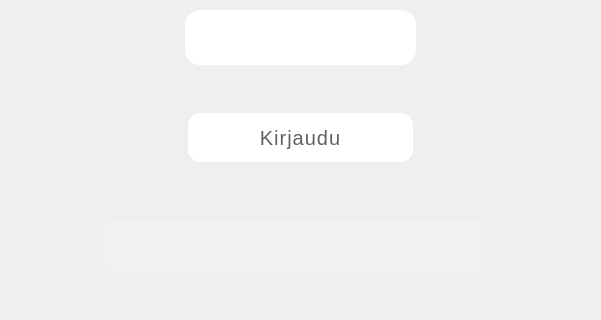
This is frontend/mainwindow.ui in 22kmo-project/group_14 as Qt 5 draws it before an edit; both pictures show x 105 to 706 and y 280 to 600 of the 800 by 600 pixel window. The edited form follows.
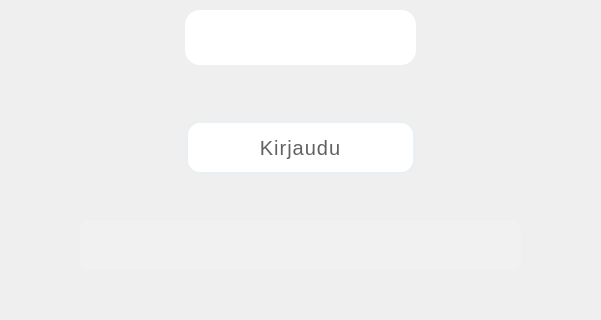
This is the edited form.

Diff of the .ui file:
```diff
--- a/frontend/mainwindow.ui
+++ b/frontend/mainwindow.ui
@@ -49,7 +49,7 @@
        <string>&lt;html&gt;&lt;head/&gt;&lt;body&gt;&lt;p&gt;&lt;span style=&quot; font-size:16pt;&quot;&gt;Kortin numero&lt;/span&gt;&lt;/p&gt;&lt;/body&gt;&lt;/html&gt;</string>
       </property>
       <property name="alignment">
-       <set>Qt::AlignCenter</set>
+       <set>Qt::AlignLeading|Qt::AlignLeft|Qt::AlignVCenter</set>
       </property>
      </widget>
      <widget class="QLabel" name="passwordLabel">
@@ -68,15 +68,15 @@
        <string>&lt;html&gt;&lt;head/&gt;&lt;body&gt;&lt;p&gt;&lt;span style=&quot; font-size:16pt;&quot;&gt;Tunnusluku&lt;/span&gt;&lt;/p&gt;&lt;/body&gt;&lt;/html&gt;</string>
       </property>
       <property name="alignment">
-       <set>Qt::AlignCenter</set>
+       <set>Qt::AlignLeading|Qt::AlignLeft|Qt::AlignVCenter</set>
       </property>
      </widget>
      <widget class="QLabel" name="infoLabel">
       <property name="geometry">
        <rect>
-        <x>210</x>
+        <x>185</x>
         <y>500</y>
-        <width>381</width>
+        <width>441</width>
         <height>51</height>
        </rect>
       </property>
@@ -152,7 +152,7 @@
       <property name="geometry">
        <rect>
         <x>290</x>
-        <y>390</y>
+        <y>400</y>
         <width>231</width>
         <height>55</height>
        </rect>
@@ -187,7 +187,7 @@
      <x>0</x>
      <y>0</y>
      <width>800</width>
-     <height>29</height>
+     <height>21</height>
     </rect>
    </property>
   </widget>
```
